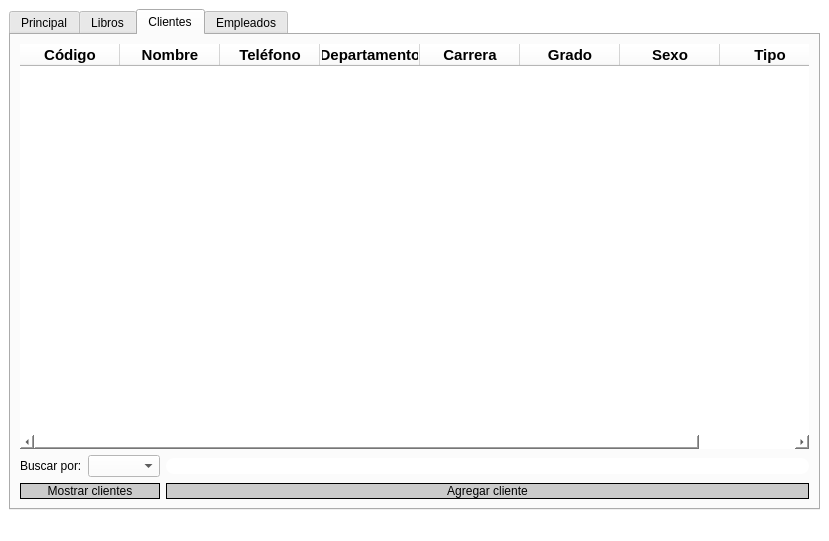
This is mainwindow.ui in AdrianPrietoLozano/biblioteca as Qt 5 draws it before an edit. The edited form follows.
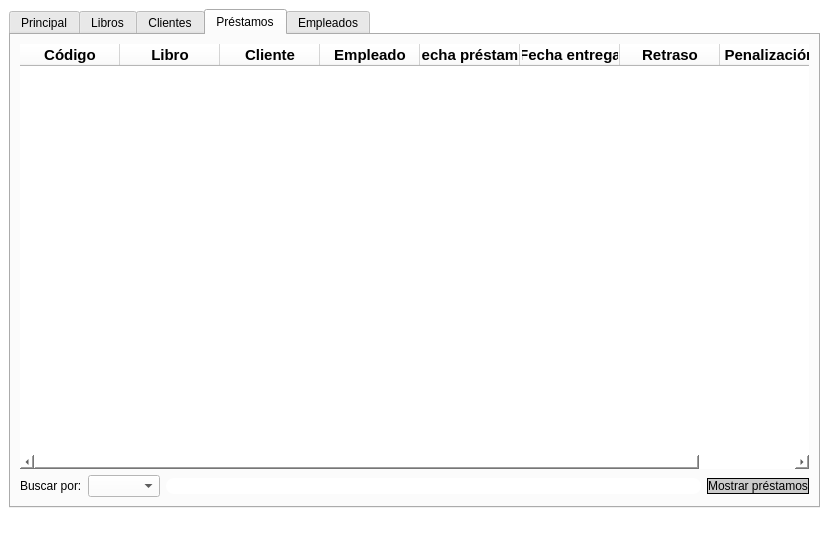
This is the edited form. Icons and pictures are not drawn.

Commit message: Se corrigieroón errores en los préstamos y devoluciones

```diff
--- a/mainwindow.ui
+++ b/mainwindow.ui
@@ -7,7 +7,7 @@
     <x>0</x>
     <y>0</y>
     <width>829</width>
-    <height>541</height>
+    <height>539</height>
    </rect>
   </property>
   <property name="windowTitle">
@@ -40,7 +40,7 @@
 </string>
       </property>
       <property name="currentIndex">
-       <number>2</number>
+       <number>3</number>
       </property>
       <widget class="QWidget" name="tab">
        <attribute name="title">
@@ -683,6 +683,170 @@
         </item>
        </layout>
       </widget>
+      <widget class="QWidget" name="tabPrestamos">
+       <attribute name="title">
+        <string>Préstamos</string>
+       </attribute>
+       <layout class="QGridLayout" name="gridLayout_5">
+        <item row="0" column="0" colspan="4">
+         <widget class="QTableWidget" name="tablePrestamos">
+          <property name="enabled">
+           <bool>true</bool>
+          </property>
+          <property name="minimumSize">
+           <size>
+            <width>787</width>
+            <height>390</height>
+           </size>
+          </property>
+          <property name="styleSheet">
+           <string notr="true">border-image: none;
+background-color: rgb(255, 255, 255);
+border-radius: 8px;</string>
+          </property>
+          <property name="editTriggers">
+           <set>QAbstractItemView::NoEditTriggers</set>
+          </property>
+          <column>
+           <property name="text">
+            <string>Código</string>
+           </property>
+           <property name="font">
+            <font>
+             <pointsize>11</pointsize>
+             <weight>75</weight>
+             <bold>true</bold>
+            </font>
+           </property>
+          </column>
+          <column>
+           <property name="text">
+            <string>Libro</string>
+           </property>
+           <property name="font">
+            <font>
+             <pointsize>11</pointsize>
+             <weight>75</weight>
+             <bold>true</bold>
+            </font>
+           </property>
+          </column>
+          <column>
+           <property name="text">
+            <string>Cliente</string>
+           </property>
+           <property name="font">
+            <font>
+             <pointsize>11</pointsize>
+             <weight>75</weight>
+             <bold>true</bold>
+            </font>
+           </property>
+          </column>
+          <column>
+           <property name="text">
+            <string>Empleado</string>
+           </property>
+           <property name="font">
+            <font>
+             <pointsize>11</pointsize>
+             <weight>75</weight>
+             <bold>true</bold>
+            </font>
+           </property>
+          </column>
+          <column>
+           <property name="text">
+            <string>Fecha préstamo</string>
+           </property>
+           <property name="font">
+            <font>
+             <pointsize>11</pointsize>
+             <weight>75</weight>
+             <bold>true</bold>
+            </font>
+           </property>
+          </column>
+          <column>
+           <property name="text">
+            <string>Fecha entrega</string>
+           </property>
+           <property name="font">
+            <font>
+             <pointsize>11</pointsize>
+             <weight>75</weight>
+             <bold>true</bold>
+            </font>
+           </property>
+          </column>
+          <column>
+           <property name="text">
+            <string>Retraso</string>
+           </property>
+           <property name="font">
+            <font>
+             <pointsize>11</pointsize>
+             <weight>75</weight>
+             <bold>true</bold>
+            </font>
+           </property>
+          </column>
+          <column>
+           <property name="text">
+            <string>Penalización</string>
+           </property>
+           <property name="font">
+            <font>
+             <pointsize>11</pointsize>
+             <weight>75</weight>
+             <bold>true</bold>
+            </font>
+           </property>
+          </column>
+         </widget>
+        </item>
+        <item row="1" column="0">
+         <widget class="QLabel" name="label_7">
+          <property name="styleSheet">
+           <string notr="true">border-image: none;
+background: none;</string>
+          </property>
+          <property name="text">
+           <string>Buscar por:</string>
+          </property>
+         </widget>
+        </item>
+        <item row="1" column="1">
+         <widget class="QComboBox" name="comboBoxPrestamos">
+          <property name="styleSheet">
+           <string notr="true">border-image: none;
+background-color: rgb(255, 255, 255);</string>
+          </property>
+         </widget>
+        </item>
+        <item row="1" column="2">
+         <widget class="QLineEdit" name="lineBuscarPrestamo">
+          <property name="styleSheet">
+           <string notr="true">border-image: none;
+border-radius: 8px;
+background-color: none;</string>
+          </property>
+         </widget>
+        </item>
+        <item row="1" column="3">
+         <widget class="QPushButton" name="botonMostrarPrestamos">
+          <property name="styleSheet">
+           <string notr="true">border-image: none;
+border: 1px solid rgb(0, 0, 0);
+background-color: rgb(203, 203, 203);</string>
+          </property>
+          <property name="text">
+           <string>Mostrar préstamos</string>
+          </property>
+         </widget>
+        </item>
+       </layout>
+      </widget>
       <widget class="QWidget" name="tabEmpleados">
        <attribute name="title">
         <string>Empleados</string>
```
The commit also changes 12 other files.
